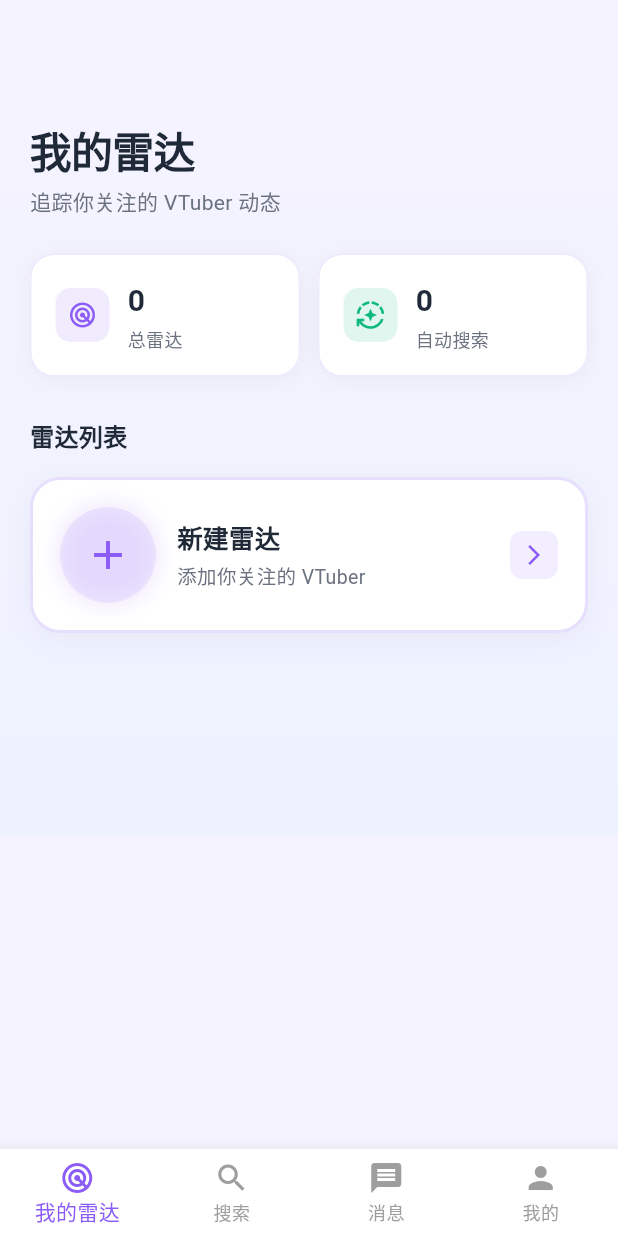
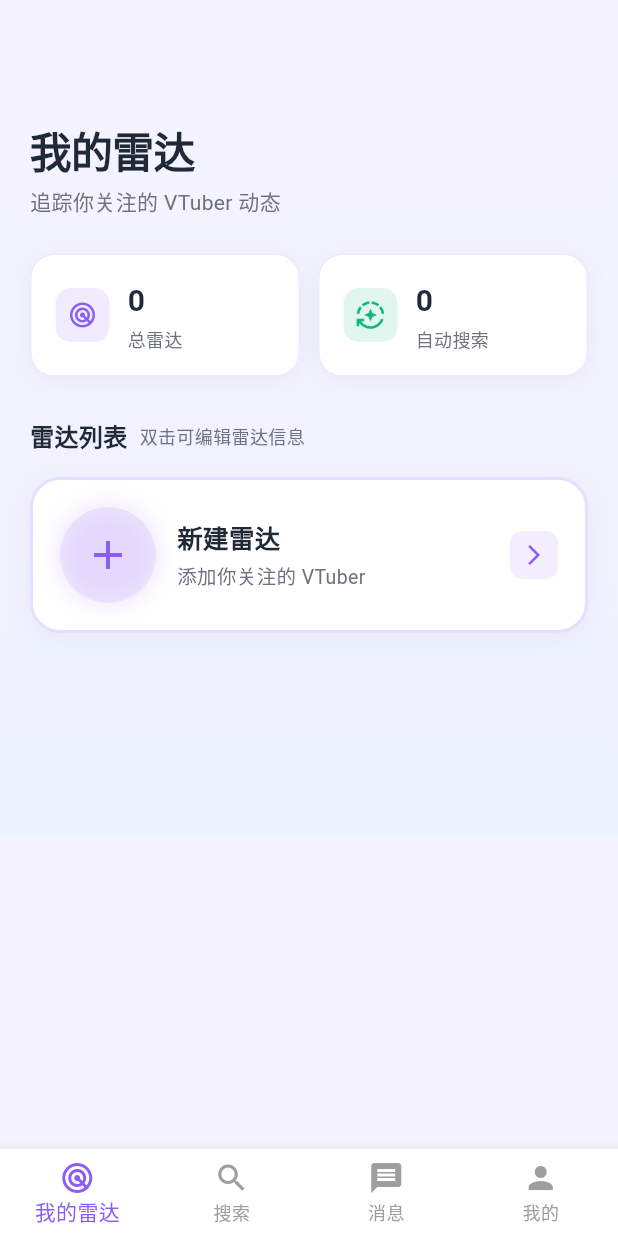
Before and after one commit to damaoyyds/Vtuber-Radars, a Flutter app: the screen it shows after launch, on a phone screen of 412 x 824 dp. Run offline on Flutter 3.47's test engine with Material 3 defaults, Android fonts, the phone set to English and light mode, and no system bars; our stand-ins replace flutter_local_notifications, image_picker, shared_preferences; missing offline and left inert: workmanager; Roboto replaces fonts that are missing (PingFang SC, Microsoft YaHei, sans-serif).

Commit message:
修复自动搜索

```diff
--- a/lib/main.dart
+++ b/lib/main.dart
@@ -4,14 +4,12 @@ import 'package:flutter/material.dart';
 import 'package:image_picker/image_picker.dart';
 import 'package:path_provider/path_provider.dart';
 import 'package:shared_preferences/shared_preferences.dart';
-import 'package:url_launcher/url_launcher_string.dart';
 import 'package:uuid/uuid.dart';
 import './theme/app_theme.dart';
 import './components/bottom_navigation.dart';
 import './components/add_radar_card.dart';
 import './components/radar_card.dart';
 import './components/org_chip.dart';
-import './components/clip_item_card.dart';
 import './screens/search_screen.dart';
 import './models/radar_config.dart';
 import './models/schedule_time.dart';
@@ -716,13 +714,25 @@ class _MainScreenState extends State<MainScreen> {
             ],
           ),
           const SizedBox(height: 28),
-          const Text(
+          Row(
+            children: const [
+              Text(
                 '雷达列表',
                 style: TextStyle(
                   fontSize: 16,
                   fontWeight: FontWeight.w600,
                   color: textPrimary,
                 ),
+              ),
+              SizedBox(width: 8),
+              Text(
+                '双击可编辑雷达信息',
+                style: TextStyle(
+                  fontSize: 12,
+                  color: textSecondary,
+                ),
+              ),
+            ],
           ),
           const SizedBox(height: 16),
           AddRadarCard(
@@ -1295,6 +1305,7 @@ class _MainScreenState extends State<MainScreen> {
               endDate: endDate,
               createdAt: DateTime.now(),
               isAutoSearch: isAutoSearch,
+              isAutoSearchEnabled: isAutoSearch,
               scheduleTimes: scheduleTimes,
               avatarPath: avatarPath,
               timeRangeType: timeRangeType,
--- a/pubspec.yaml
+++ b/pubspec.yaml
@@ -16,7 +16,7 @@ publish_to: 'none' # Remove this line if you wish to publish to pub.dev
 # https://developer.apple.com/library/archive/documentation/General/Reference/InfoPlistKeyReference/Articles/CoreFoundationKeys.html
 # In Windows, build-name is used as the major, minor, and patch parts
 # of the product and file versions while build-number is used as the build suffix.
-version: 2.4.1+1
+version: 2.4.2+2
 
 environment:
   sdk: ^3.11.5
```
Also changed, not shown: lib/components/radar_card.dart (+53 -38 lines), lib/services/background_task_service.dart (+14 -4 lines). Lines whose indentation alone changed are shown as unchanged.
